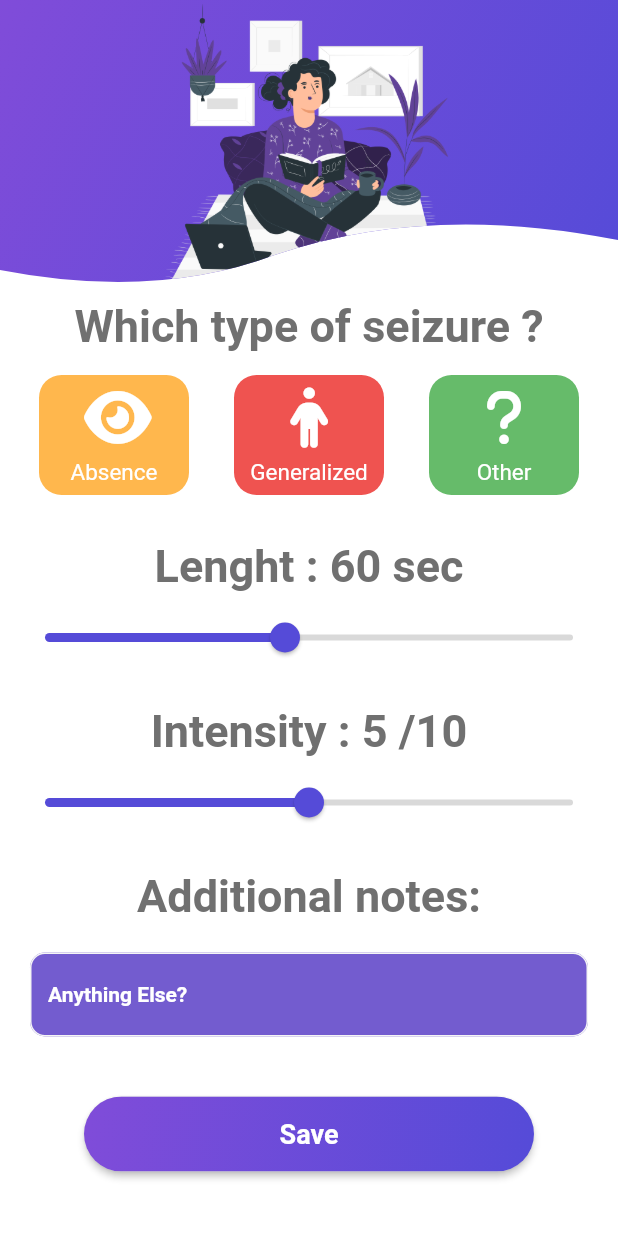
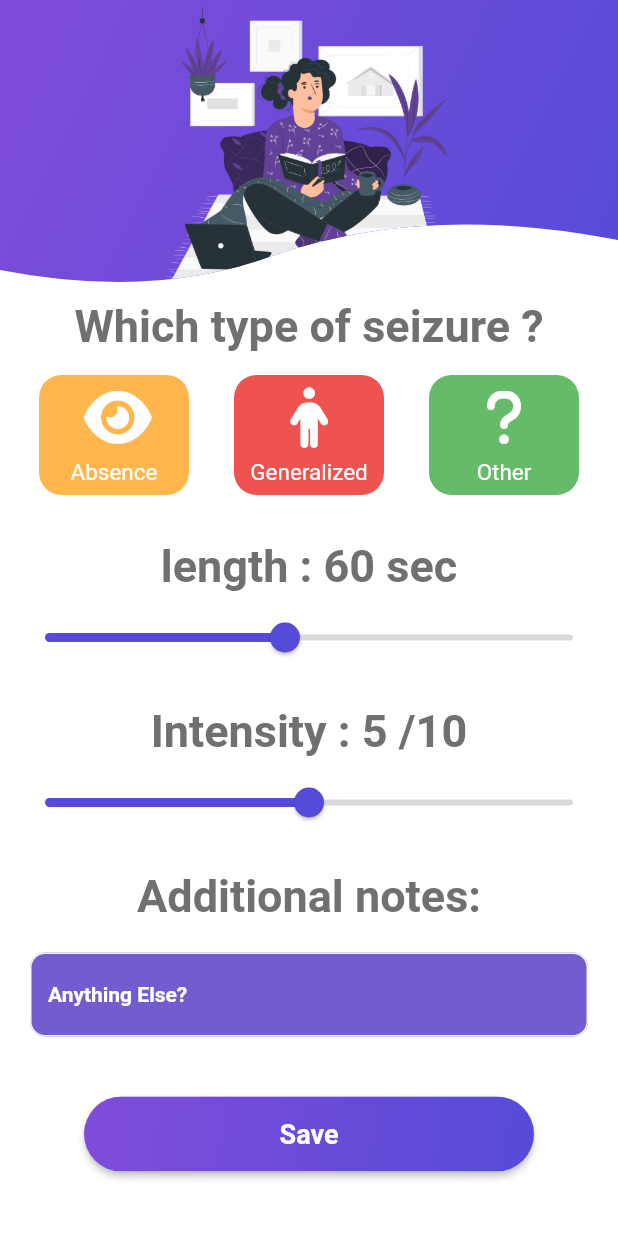
Before and after one commit to Miasaya/track_seizure, a Flutter app: the NewEntryPage screen opened directly, on a phone screen of 412 x 824 dp. Run offline on Flutter 3.47's test engine with Material 2 defaults, Android fonts, the phone set to English and light mode, and no system bars; our stand-ins replace flutter_icons, sqflite; accounts and stored records are empty; Roboto replaces fonts that are missing (April, Open).

```diff
--- /dev/null
+++ b/lib/component/seizure_data.dart
@@ -0,0 +1,49 @@
+import 'dart:async';
+import 'package:path/path.dart';
+import 'package:sqflite/sqflite.dart';
+
+enum Type { absence, tc, other }
+
+class Seizure {
+  final DateTime date;
+  final Type type;
+  final int length;
+  final int feel;
+  final String note;
+
+  Seizure({this.date,this.feel,this.length,this.note,this.type});
+
+  Map<String,dynamic> toMap(){
+    return {
+      'date': date,
+      'type': type,
+      'length': length,
+      'feel' : feel,
+      'note' : note,
+    };
+  }
+}
+
+final Future<Database> database = openDatabase(
+  join(await getDatabasePath(),'seizure_db.db'),
+  onCreate: (db,version){
+    return db.execute(
+      "CREATE TABLE seizures(date DATE PRIMARY KEY, type STRING, length INT, feel INT, note STRING)",);
+  },
+  version: 1,
+);
+
+Future<void> createSeize(Seizure seizure) async {
+  final Database db = await database;
+  await db.insert('seizures', seizure.toMap(),conflictAlgorithm: ConflictAlgorithm.replace);
+}
+
+Future<void> updateSeize(Seizure seizure) async {
+  final Database db = await database;
+  await db.update('seizures', seizure.toMap(),where: "date = ?",whereArgs: [seizure.date]);
+}
+
+Future<void> deleteSeize(DateTime date) async {
+  final Database db = await database;
+  await db.delete('seizures', where: "date = ?",whereArgs: [date]);
+}
--- a/lib/screens/new_entry.dart
+++ b/lib/screens/new_entry.dart
@@ -2,8 +2,8 @@ import 'package:flutter/material.dart';
 import 'package:track_seizure/component/constants.dart';
 import 'package:track_seizure/component/entryComponents.dart';
 import 'package:flutter_icons/flutter_icons.dart';
+import 'package:track_seizure/component/seizure_data.dart';
 
-enum Type { absence, tc, other }
 
 class NewEntryPage extends StatefulWidget {
   NewEntryPage({Key key}) : super(key: key);
@@ -15,7 +15,7 @@ class NewEntryPage extends StatefulWidget {
 class _NewEntryPageState extends State<NewEntryPage> {
   TextEditingController nameController = TextEditingController();
   Type selectedType;
-  int lenght = 60;
+  int length = 60;
   int feel = 5;
   String note = "";
 
@@ -97,7 +97,7 @@ class _NewEntryPageState extends State<NewEntryPage> {
               ),
               SizedBox(height: 15.0),
               Text(
-                'Lenght : $lenght sec',
+                'length : $length sec',
                 style: trackHeaderStyle,
               ),
               SliderTheme(
@@ -110,12 +110,12 @@ class _NewEntryPageState extends State<NewEntryPage> {
                     overlayShape: RoundSliderOverlayShape(overlayRadius: 30.0),
                   ),
                   child: Slider(
-                      value: lenght.toDouble(),
+                      value: length.toDouble(),
                       min: 10.0,
                       max: 120.0,
                       onChanged: (double newValue) {
                         setState(() {
-                          lenght = newValue.round();
+                          length = newValue.round();
                         });
                       })),
               SizedBox(height: 15.0),
--- a/pubspec.yaml
+++ b/pubspec.yaml
@@ -11,9 +11,9 @@ environment:
 dependencies:
   flutter:
     sdk: flutter
+  sqflite:
+  path:
   cupertino_icons: ^0.1.3
-  geolocator: ^5.3.2+2
-  http: ^0.12.1
   flutter_icons: ^1.1.0
   flutter_spinkit: ^4.1.2+1
   flutter_launcher_icons: "^0.7.5"
```
Also changed, not shown: pubspec.lock.
